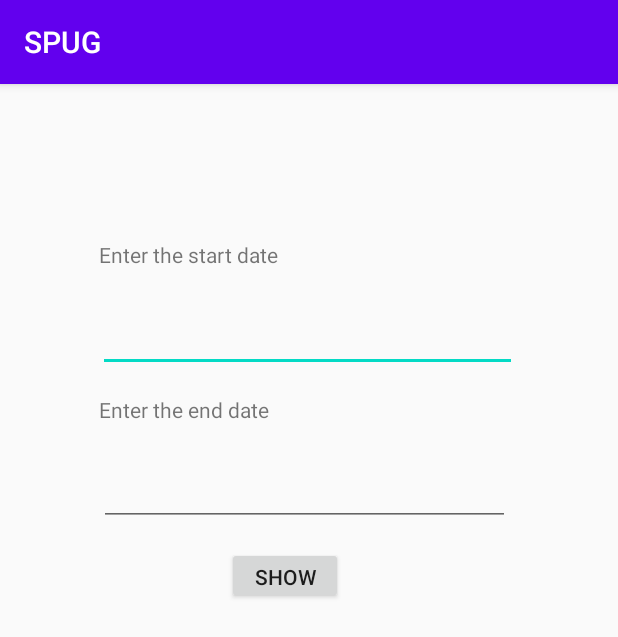
After one commit to koushik1703/SmartPurchasingUndGuidance, an Android app: the IngredientConsumedView screen opened directly, with no data from a screen before it, on a phone screen of 412 x 824 dp. The commit adds this screen. Shown: the top 637 px of the screen. Run offline under Robolectric (Android 15) with nearby library versions, the phone set to English and light mode, and no system bars.

Commit message:
Adding visualisation in Android.

```diff
--- /dev/null
+++ b/SPUGAndriod/app/src/main/java/com/example/spug/IngredientConsumedView.java
@@ -0,0 +1,73 @@
+package com.example.spug;
+
+import androidx.appcompat.app.AppCompatActivity;
+
+import android.os.Bundle;
+import android.view.View;
+import android.widget.Button;
+import android.widget.EditText;
+import android.widget.TextView;
+
+import java.text.ParseException;
+import java.text.SimpleDateFormat;
+import java.util.Date;
+import java.util.Locale;
+
+public class IngredientConsumedView extends AppCompatActivity {
+
+    @Override
+    protected void onCreate(Bundle savedInstanceState) {
+        super.onCreate(savedInstanceState);
+        setContentView(R.layout.activity_ingredient_consumed_view);
+
+        final EditText startTime = findViewById(R.id.startTime);
+        final EditText endTime = findViewById(R.id.endTime);
+
+        Button showButton = findViewById(R.id.showButton);
+
+        final TextView calorieTextView = findViewById(R.id.calorieTextView);
+        final TextView fatTextView = findViewById(R.id.fatTextView);
+        final TextView carbohydrateTextView = findViewById(R.id.carbohydrateTexttView);
+        final TextView proteinTextView = findViewById(R.id.proteinTextView);
+        final TextView saltTextView = findViewById(R.id.saltTextView);
+
+        showButton.setOnClickListener(new View.OnClickListener() {
+            @Override
+            public void onClick(View v) {
+                String start = startTime.getText().toString();
+                String end = endTime.getText().toString();
+                long startmilliseconds = 0;
+                long endmilliseconds = 0;
+                SimpleDateFormat dateFormat = new SimpleDateFormat("MM/dd/yyyy", Locale.ENGLISH);
+                try {
+                    startmilliseconds = dateFormat.parse(start).getTime();
+                    endmilliseconds = dateFormat.parse(end).getTime();
+                } catch (ParseException e) {
+                    e.printStackTrace();
+                }
+
+                int calorieValue = 0;
+                int fatValue = 0;
+                int carbohydrateValue = 0;
+                int proteinValue = 0;
+                int saltValue = 0;
+
+                for(ItemPurchasedDetail item : ItemPurchasedList.getInstance()) {
+                    if((Long.parseLong(item.time) >= startmilliseconds) && (Long.parseLong(item.time) <= endmilliseconds)) {
+                        calorieValue = calorieValue + Integer.parseInt(item.calorie);
+                        fatValue = fatValue + Integer.parseInt(item.fat);
+                        carbohydrateValue = carbohydrateValue + Integer.parseInt(item.carbohydrate);
+                        proteinValue = proteinValue + Integer.parseInt(item.protein);
+                        saltValue = saltValue + Integer.parseInt(item.salt);
+                    }
+                }
+
+                calorieTextView.setText("Calorie quantity :" + calorieValue);
+                fatTextView.setText("Fat quantity :" + fatValue);
+                carbohydrateTextView.setText("Carbohydrate quantity :" + carbohydrateValue);
+                proteinTextView.setText("Protein quantity :" + proteinValue);
+                saltTextView.setText("Salt quantity :" + saltValue);
+            }
+        });
+    }
+}
--- a/SPUGAndriod/app/src/main/java/com/example/spug/SubscribeItems.java
+++ b/SPUGAndriod/app/src/main/java/com/example/spug/SubscribeItems.java
@@ -33,7 +33,7 @@ public class SubscribeItems extends AppCompatActivity {
             public void onClick(View v) {
                 Intent intent = new Intent(getApplicationContext(), UnAssignCartView.class);
                 String clientId = MqttClient.generateClientId();
-                final MqttAndroidClient mqttAndroidClient = new MqttAndroidClient(getApplicationContext(), "tcp://192.168.1.9:1883", clientId);
+                final MqttAndroidClient mqttAndroidClient = new MqttAndroidClient(getApplicationContext(), "tcp://192.168.137.1:1883", clientId);
 
                 try {
                     IMqttToken token = mqttAndroidClient.connect();
--- a/SPUGAndriod/app/src/main/java/com/example/spug/UnAssignCartView.java
+++ b/SPUGAndriod/app/src/main/java/com/example/spug/UnAssignCartView.java
@@ -38,7 +38,7 @@ public class UnAssignCartView extends AppCompatActivity {
         });
 
         String clientId = MqttClient.generateClientId();
-        final MqttAndroidClient mqttAndroidClient = new MqttAndroidClient(this.getApplicationContext(), "tcp://192.168.1.9:1883", clientId);
+        final MqttAndroidClient mqttAndroidClient = new MqttAndroidClient(this.getApplicationContext(), "tcp://192.168.137.1:1883", clientId);
 
         try {
             IMqttToken token = mqttAndroidClient.connect();
@@ -72,6 +72,7 @@ public class UnAssignCartView extends AppCompatActivity {
             @Override
             public void messageArrived(String topic, MqttMessage message) throws Exception {
                 JSONObject json = new JSONObject(new String(message.getPayload()));
+                ItemPurchasedList.getInstance().add(new ItemPurchasedDetail(json.getString("itemPurchased"), json.getString("calorie"), json.getString("fat"), json.getString("carbohydrate"), json.getString("protein"), json.getString("salt"), json.getString("time")));
                 listOfItems.append(json.getString("itemPurchased") + " = " + json.getString("cost") + ";");
             }
 
--- /dev/null
+++ b/SPUGAndriod/app/src/main/res/layout/activity_ingredient_consumed_view.xml
@@ -0,0 +1,142 @@
+<?xml version="1.0" encoding="utf-8"?>
+<androidx.constraintlayout.widget.ConstraintLayout xmlns:android="http://schemas.android.com/apk/res/android"
+    xmlns:app="http://schemas.android.com/apk/res-auto"
+    xmlns:tools="http://schemas.android.com/tools"
+    android:layout_width="match_parent"
+    android:layout_height="match_parent"
+    tools:context=".IngredientConsumedView"
+    tools:visibility="visible">
+
+    <EditText
+        android:id="@+id/startTime"
+        android:layout_width="279dp"
+        android:layout_height="51dp"
+        android:layout_marginStart="65dp"
+        android:layout_marginTop="122dp"
+        android:layout_marginEnd="67dp"
+        android:layout_marginBottom="558dp"
+        app:layout_constraintBottom_toBottomOf="parent"
+        app:layout_constraintEnd_toEndOf="parent"
+        app:layout_constraintStart_toStartOf="parent"
+        app:layout_constraintTop_toTopOf="parent" />
+
+    <EditText
+        android:id="@+id/endTime"
+        android:layout_width="274dp"
+        android:layout_height="55dp"
+        android:layout_marginStart="65dp"
+        android:layout_marginTop="221dp"
+        android:layout_marginEnd="72dp"
+        android:layout_marginBottom="455dp"
+        app:layout_constraintBottom_toBottomOf="parent"
+        app:layout_constraintEnd_toEndOf="parent"
+        app:layout_constraintStart_toStartOf="parent"
+        app:layout_constraintTop_toTopOf="parent" />
+
+    <Button
+        android:id="@+id/showButton"
+        android:layout_width="77dp"
+        android:layout_height="38dp"
+        android:layout_marginStart="151dp"
+        android:layout_marginTop="290dp"
+        android:layout_marginEnd="183dp"
+        android:layout_marginBottom="403dp"
+        android:text="Show"
+        app:layout_constraintBottom_toBottomOf="parent"
+        app:layout_constraintEnd_toEndOf="parent"
+        app:layout_constraintStart_toStartOf="parent"
+        app:layout_constraintTop_toTopOf="parent" />
+
+    <TextView
+        android:id="@+id/calorieTextView"
+        android:layout_width="267dp"
+        android:layout_height="41dp"
+        android:layout_marginStart="72dp"
+        android:layout_marginTop="367dp"
+        android:layout_marginEnd="72dp"
+        android:layout_marginBottom="323dp"
+        app:layout_constraintBottom_toBottomOf="parent"
+        app:layout_constraintEnd_toEndOf="parent"
+        app:layout_constraintStart_toStartOf="parent"
+        app:layout_constraintTop_toTopOf="parent" />
+
+    <TextView
+        android:id="@+id/fatTextView"
+        android:layout_width="267dp"
+        android:layout_height="36dp"
+        android:layout_marginStart="72dp"
+        android:layout_marginTop="425dp"
+        android:layout_marginEnd="72dp"
+        android:layout_marginBottom="270dp"
+        app:layout_constraintBottom_toBottomOf="parent"
+        app:layout_constraintEnd_toEndOf="parent"
+        app:layout_constraintStart_toStartOf="parent"
+        app:layout_constraintTop_toTopOf="parent" />
+
+    <TextView
+        android:id="@+id/carbohydrateTexttView"
+        android:layout_width="267dp"
+        android:layout_height="36dp"
+        android:layout_marginStart="75dp"
+        android:layout_marginTop="480dp"
+        android:layout_marginEnd="69dp"
+        android:layout_marginBottom="215dp"
+        app:layout_constraintBottom_toBottomOf="parent"
+        app:layout_constraintEnd_toEndOf="parent"
+        app:layout_constraintStart_toStartOf="parent"
+        app:layout_constraintTop_toTopOf="parent" />
+
+    <TextView
+        android:id="@+id/proteinTextView"
+        android:layout_width="268dp"
+        android:layout_height="35dp"
+        android:layout_marginStart="76dp"
+        android:layout_marginTop="536dp"
+        android:layout_marginEnd="67dp"
+        android:layout_marginBottom="160dp"
+        app:layout_constraintBottom_toBottomOf="parent"
+        app:layout_constraintEnd_toEndOf="parent"
+        app:layout_constraintStart_toStartOf="parent"
+        app:layout_constraintTop_toTopOf="parent" />
+
+    <TextView
+        android:id="@+id/saltTextView"
+        android:layout_width="270dp"
+        android:layout_height="42dp"
+        android:layout_marginStart="76dp"
+        android:layout_marginTop="588dp"
+        android:layout_marginEnd="65dp"
+        android:layout_marginBottom="101dp"
+        app:layout_constraintBottom_toBottomOf="parent"
+        app:layout_constraintEnd_toEndOf="parent"
+        app:layout_constraintStart_toStartOf="parent"
+        app:layout_constraintTop_toTopOf="parent" />
+
+    <TextView
+        android:id="@+id/textView10"
+        android:layout_width="274dp"
+        android:layout_height="26dp"
+        android:layout_marginStart="65dp"
+        android:layout_marginTop="85dp"
+        android:layout_marginEnd="72dp"
+        android:layout_marginBottom="620dp"
+        android:text="Enter the start date"
+        app:layout_constraintBottom_toBottomOf="parent"
+        app:layout_constraintEnd_toEndOf="parent"
+        app:layout_constraintStart_toStartOf="parent"
+        app:layout_constraintTop_toTopOf="parent" />
+
+    <TextView
+        android:id="@+id/textView11"
+        android:layout_width="282dp"
+        android:layout_height="17dp"
+        android:layout_marginStart="65dp"
+        android:layout_marginTop="189dp"
+        android:layout_marginEnd="64dp"
+        android:layout_marginBottom="525dp"
+        android:text="Enter the end date"
+        app:layout_constraintBottom_toBottomOf="parent"
+        app:layout_constraintEnd_toEndOf="parent"
+        app:layout_constraintStart_toStartOf="parent"
+        app:layout_constraintTop_toTopOf="parent" />
+</androidx.constraintlayout.widget.ConstraintLayout>
```
Also changed, not shown: SPUGAndriod/app/src/main/AndroidManifest.xml (+4 -4 lines), SPUGAndriod/app/src/main/java/com/example/spug/ItemPurchasedDetail.java (added, +22 -0 lines), SPUGAndriod/app/src/main/java/com/example/spug/ItemPurchasedList.java (added, +15 -0 lines), SPUGAndriod/app/src/main/java/com/example/spug/MainActivity.java (+11 -1 lines), SPUGAndriod/app/src/main/res/layout/activity_main.xml (+14 -0 lines), SPUGAndriod/app/build.gradle (line endings or trailing spaces), 4 other files.
